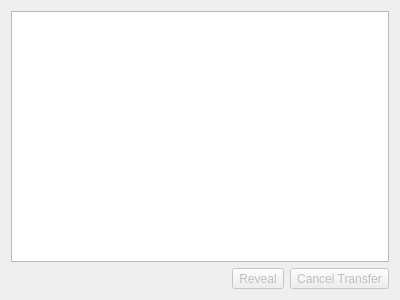
pcjpnet/qwired-suite, file qw_client/QwcFiletransferWidget.ui: the form before one commit.
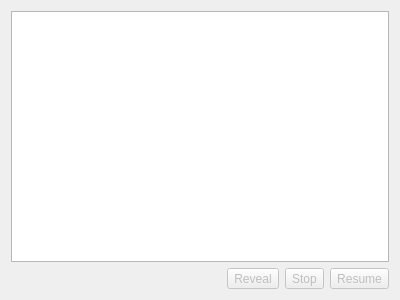
The form after the commit. Icons and pictures are not drawn.

Commit message: Partially rewrote file transfer socket for the client. Fixed a low-latency bug in the server during transfer handshake.

```diff
--- a/qw_client/QwcFiletransferWidget.ui
+++ b/qw_client/QwcFiletransferWidget.ui
@@ -48,6 +48,12 @@
         <iconset resource="../application.qrc">
          <normaloff>:/icons/16x16/system-search.png</normaloff>:/icons/16x16/system-search.png</iconset>
        </property>
+       <property name="iconSize">
+        <size>
+         <width>18</width>
+         <height>18</height>
+        </size>
+       </property>
        <property name="toolButtonStyle">
         <enum>Qt::ToolButtonTextBesideIcon</enum>
        </property>
@@ -59,11 +65,40 @@
         <bool>false</bool>
        </property>
        <property name="text">
-        <string>Cancel Transfer</string>
+        <string>Stop</string>
        </property>
        <property name="icon">
-        <iconset resource="../application.qrc">
-         <normaloff>:/icons/16x16/process-stop.png</normaloff>:/icons/16x16/process-stop.png</iconset>
+        <iconset resource="application.qrc">
+         <normaloff>:/icons/16x16/media-playback-stop.png</normaloff>:/icons/16x16/media-playback-stop.png</iconset>
+       </property>
+       <property name="iconSize">
+        <size>
+         <width>18</width>
+         <height>18</height>
+        </size>
+       </property>
+       <property name="toolButtonStyle">
+        <enum>Qt::ToolButtonTextBesideIcon</enum>
+       </property>
+      </widget>
+     </item>
+     <item>
+      <widget class="QToolButton" name="btnResume">
+       <property name="enabled">
+        <bool>false</bool>
+       </property>
+       <property name="text">
+        <string>Resume</string>
+       </property>
+       <property name="icon">
+        <iconset resource="application.qrc">
+         <normaloff>:/icons/16x16/media-playback-start.png</normaloff>:/icons/16x16/media-playback-start.png</iconset>
+       </property>
+       <property name="iconSize">
+        <size>
+         <width>18</width>
+         <height>18</height>
+        </size>
        </property>
        <property name="toolButtonStyle">
         <enum>Qt::ToolButtonTextBesideIcon</enum>
```
Left out of the diff: 14 changed lines with no effect on the pictures. The commit also changes 39 other files.
